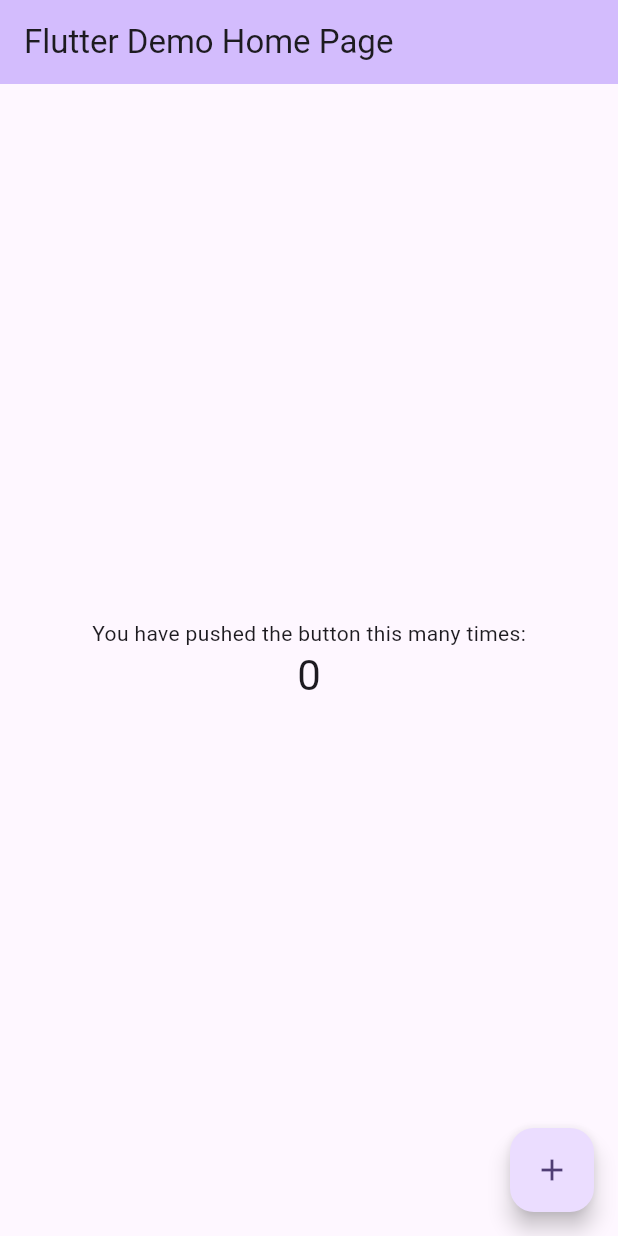
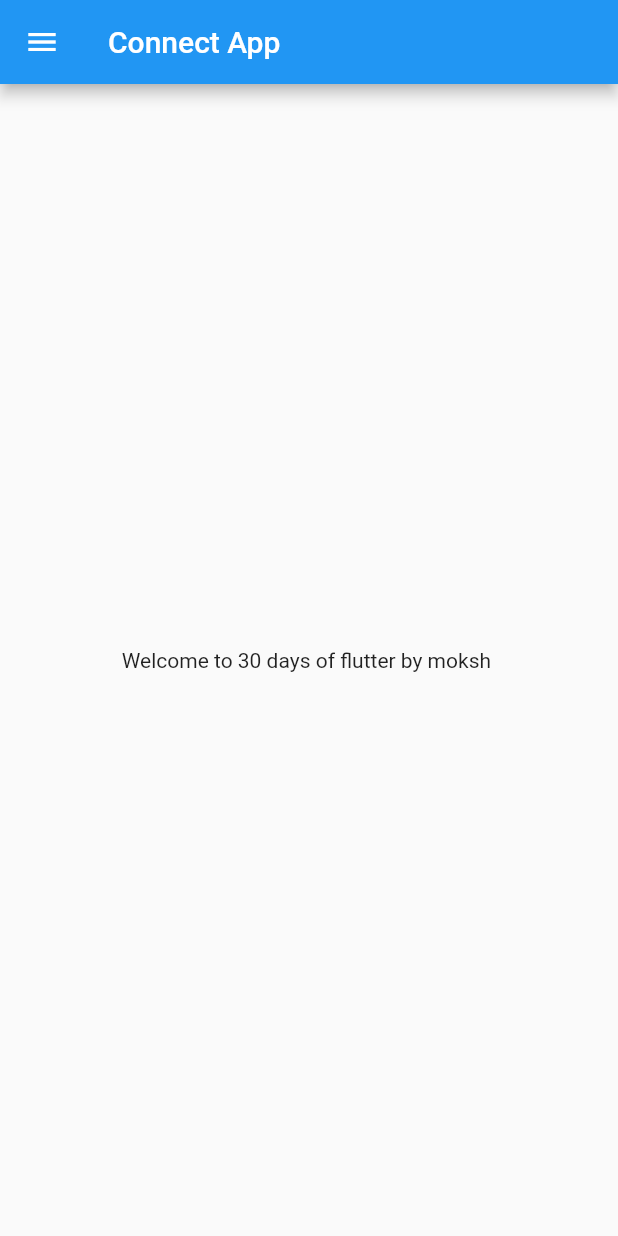
Before and after one commit to Moksh01/30DaysOfFlutter, a Flutter app: the screen it shows after launch, on a phone screen of 412 x 824 dp. Run offline on Flutter 3.47's test engine with Material 2 defaults, Android fonts, the phone set to English and light mode, and no system bars.

Commit message:
day 2 done

```diff
--- /dev/null
+++ b/lib/home_page.dart
@@ -0,0 +1,22 @@
+import "package:flutter/material.dart";
+
+class HomePage extends StatelessWidget {
+  const HomePage({super.key});
+
+  @override
+  Widget build(BuildContext context) {
+    int days = 30;
+    String name = "moksh";
+    return Scaffold(
+      appBar: AppBar(
+        title: Text("Connect App"),
+      ),
+      body: Center(
+        child: Container(
+          child: Text("Welcome to $days days of flutter by $name "),
+        ),
+      ),
+      drawer: Drawer(),
+    );
+  }
+}
--- a/lib/main.dart
+++ b/lib/main.dart
@@ -1,125 +1,17 @@
 import 'package:flutter/material.dart';
+import 'package:flutter_catalog/home_page.dart';
 
 void main() {
-  runApp(const MyApp());
+  runApp(MyApp());
 }
 
 class MyApp extends StatelessWidget {
   const MyApp({super.key});
 
-  // This widget is the root of your application.
   @override
   Widget build(BuildContext context) {
     return MaterialApp(
-      title: 'Flutter Demo',
-      theme: ThemeData(
-        // This is the theme of your application.
-        //
-        // TRY THIS: Try running your application with "flutter run". You'll see
-        // the application has a blue toolbar. Then, without quitting the app,
-        // try changing the seedColor in the colorScheme below to Colors.green
-        // and then invoke "hot reload" (save your changes or press the "hot
-        // reload" button in a Flutter-supported IDE, or press "r" if you used
-        // the command line to start the app).
-        //
-        // Notice that the counter didn't reset back to zero; the application
-        // state is not lost during the reload. To reset the state, use hot
-        // restart instead.
-        //
-        // This works for code too, not just values: Most code changes can be
-        // tested with just a hot reload.
-        colorScheme: ColorScheme.fromSeed(seedColor: Colors.deepPurple),
-        useMaterial3: true,
-      ),
-      home: const MyHomePage(title: 'Flutter Demo Home Page'),
+      home: HomePage(),
     );
   }
 }
-
-class MyHomePage extends StatefulWidget {
-  const MyHomePage({super.key, required this.title});
-
-  // This widget is the home page of your application. It is stateful, meaning
-  // that it has a State object (defined below) that contains fields that affect
-  // how it looks.
-
-  // This class is the configuration for the state. It holds the values (in this
-  // case the title) provided by the parent (in this case the App widget) and
-  // used by the build method of the State. Fields in a Widget subclass are
-  // always marked "final".
-
-  final String title;
-
-  @override
-  State<MyHomePage> createState() => _MyHomePageState();
-}
-
-class _MyHomePageState extends State<MyHomePage> {
-  int _counter = 0;
-
-  void _incrementCounter() {
-    setState(() {
-      // This call to setState tells the Flutter framework that something has
-      // changed in this State, which causes it to rerun the build method below
-      // so that the display can reflect the updated values. If we changed
-      // _counter without calling setState(), then the build method would not be
-      // called again, and so nothing would appear to happen.
-      _counter++;
-    });
-  }
-
-  @override
-  Widget build(BuildContext context) {
-    // This method is rerun every time setState is called, for instance as done
-    // by the _incrementCounter method above.
-    //
-    // The Flutter framework has been optimized to make rerunning build methods
-    // fast, so that you can just rebuild anything that needs updating rather
-    // than having to individually change instances of widgets.
-    return Scaffold(
-      appBar: AppBar(
-        // TRY THIS: Try changing the color here to a specific color (to
-        // Colors.amber, perhaps?) and trigger a hot reload to see the AppBar
-        // change color while the other colors stay the same.
-        backgroundColor: Theme.of(context).colorScheme.inversePrimary,
-        // Here we take the value from the MyHomePage object that was created by
-        // the App.build method, and use it to set our appbar title.
-        title: Text(widget.title),
-      ),
-      body: Center(
-        // Center is a layout widget. It takes a single child and positions it
-        // in the middle of the parent.
-        child: Column(
-          // Column is also a layout widget. It takes a list of children and
-          // arranges them vertically. By default, it sizes itself to fit its
-          // children horizontally, and tries to be as tall as its parent.
-          //
-          // Column has various properties to control how it sizes itself and
-          // how it positions its children. Here we use mainAxisAlignment to
-          // center the children vertically; the main axis here is the vertical
-          // axis because Columns are vertical (the cross axis would be
-          // horizontal).
-          //
-          // TRY THIS: Invoke "debug painting" (choose the "Toggle Debug Paint"
-          // action in the IDE, or press "p" in the console), to see the
-          // wireframe for each widget.
-          mainAxisAlignment: MainAxisAlignment.center,
-          children: <Widget>[
-            const Text(
-              'You have pushed the button this many times:',
-            ),
-            Text(
-              '$_counter',
-              style: Theme.of(context).textTheme.headlineMedium,
-            ),
-          ],
-        ),
-      ),
-      floatingActionButton: FloatingActionButton(
-        onPressed: _incrementCounter,
-        tooltip: 'Increment',
-        child: const Icon(Icons.add),
-      ), // This trailing comma makes auto-formatting nicer for build methods.
-    );
-  }
-}
```
